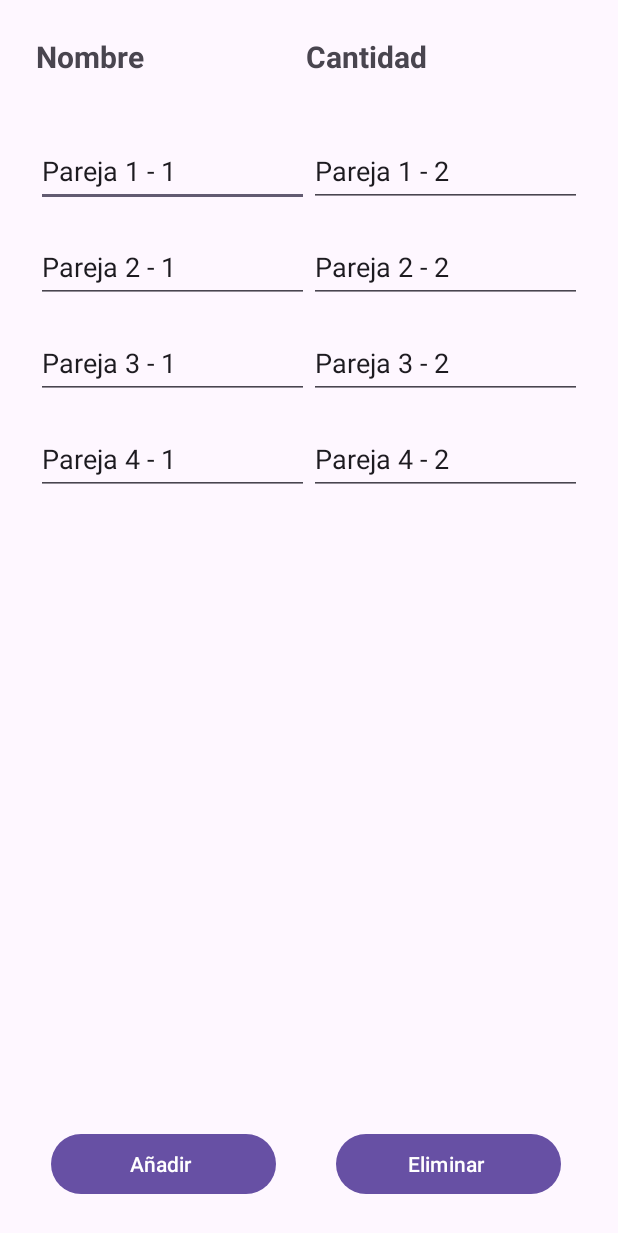
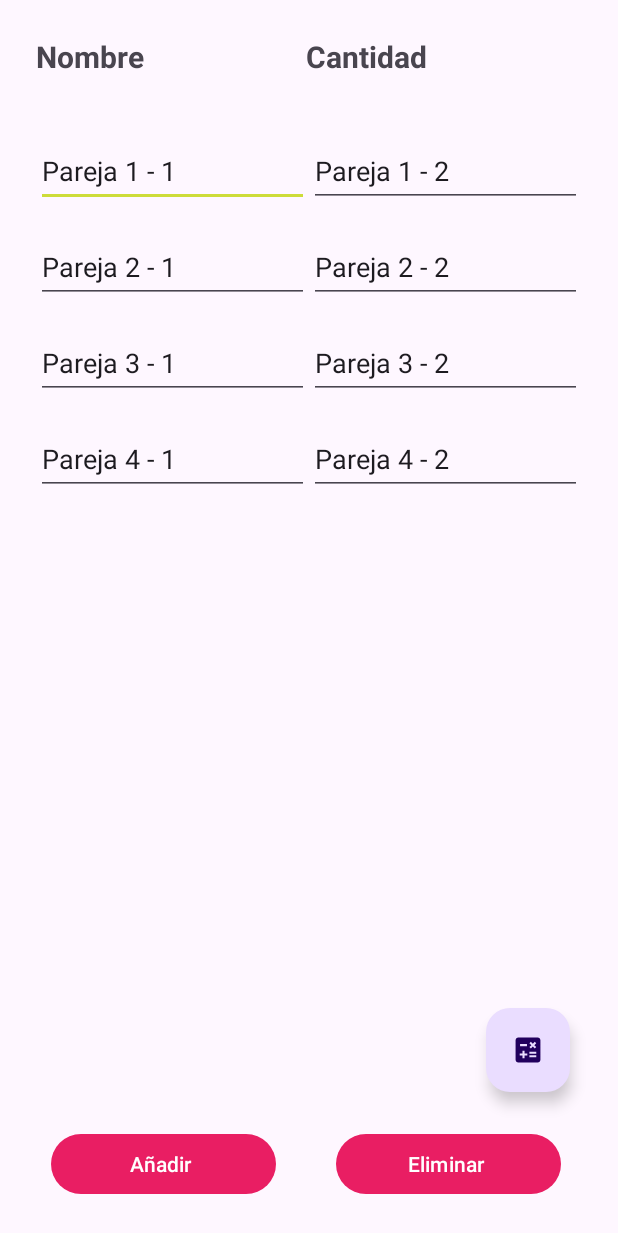
Before and after one commit to afvv2602/Segundo-Curso, an Android app: the screen it shows after launch (MainActivity), on a phone screen of 412 x 824 dp. Shown: the top 1233 px of the screen. Run offline under Robolectric (Android 15) with nearby library versions, the phone set to English and light mode, and no system bars.

Commit message:
Mostrar gastos funciona, ya esta el estilo de la app

```diff
--- a/Android-Programing1/MoneyApp/app/src/main/AndroidManifest.xml
+++ b/Android-Programing1/MoneyApp/app/src/main/AndroidManifest.xml
@@ -21,6 +21,7 @@
                 <category android:name="android.intent.category.LAUNCHER" />
             </intent-filter>
         </activity>
+        <activity android:name=".MostrarGastos" />
     </application>
 
 </manifest>
--- a/Android-Programing1/MoneyApp/app/src/main/java/com/example/moneyapp/MainActivity.java
+++ b/Android-Programing1/MoneyApp/app/src/main/java/com/example/moneyapp/MainActivity.java
@@ -7,6 +7,8 @@ import android.content.Intent;
 import android.os.Bundle;
 import android.view.View;
 import android.widget.Button;
+
+import com.google.android.material.floatingactionbutton.FloatingActionButton;
 
 public class MainActivity extends AppCompatActivity {
 
@@ -25,11 +27,11 @@ public class MainActivity extends AppCompatActivity {
 
         Button addButton = findViewById(R.id.addButton);
         Button removeButton = findViewById(R.id.removeButton);
-
+        FloatingActionButton mostrarGastosButton = findViewById(R.id.mostrar_gastos);
 
         removeButton.setOnClickListener(v -> removePair());
         addButton.setOnClickListener( v -> addPair());
-        //addButton.setOnClickListener(v -> calcularYEnviar());
+        mostrarGastosButton.setOnClickListener(v -> calcularYEnviar());
     }
 
     // Método para inicializar la lista con 4 pares automáticamente
--- a/Android-Programing1/MoneyApp/app/src/main/res/layout/activity_main.xml
+++ b/Android-Programing1/MoneyApp/app/src/main/res/layout/activity_main.xml
@@ -31,8 +31,6 @@
             android:layout_marginStart="30dp"
             android:text="Cantidad " />
 
-
-
     </LinearLayout>
 
     <androidx.recyclerview.widget.RecyclerView
@@ -43,6 +41,13 @@
         app:layoutManager="androidx.recyclerview.widget.LinearLayoutManager"
         />
 
+    <com.google.android.material.floatingactionbutton.FloatingActionButton
+        android:id="@+id/mostrar_gastos"
+        android:layout_width="wrap_content"
+        android:layout_height="wrap_content"
+        android:layout_gravity="end|bottom"
+        android:layout_margin="16dp"
+        android:src="@drawable/ic_stat_name" />
 
     <LinearLayout
         android:layout_width="match_parent"
--- a/Android-Programing1/MoneyApp/app/src/main/res/values/colors.xml
+++ b/Android-Programing1/MoneyApp/app/src/main/res/values/colors.xml
@@ -1,5 +1,11 @@
 <?xml version="1.0" encoding="utf-8"?>
 <resources>
-    <color name="black">#FF000000</color>
-    <color name="white">#FFFFFFFF</color>
+    <color name="primary">#E91E63</color>
+    <color name="primary_dark">#C2185B </color>
+    <color name="primary_light">#F8BBD0</color>
+    <color name="accent">#CDDC39</color>
+    <color name="primary_text">#212121</color>
+    <color name="secondary_text">#757575</color>
+    <color name="icons">#FFFFFF</color>
+    <color name="divider">#BDBDBD</color>
 </resources>
--- a/Android-Programing1/MoneyApp/app/src/main/res/values/themes.xml
+++ b/Android-Programing1/MoneyApp/app/src/main/res/values/themes.xml
@@ -1,9 +1,12 @@
 <resources xmlns:tools="http://schemas.android.com/tools">
     <!-- Base application theme. -->
-    <style name="Base.Theme.MoneyApp" parent="Theme.Material3.DayNight.NoActionBar">
-        <!-- Customize your light theme here. -->
-        <!-- <item name="colorPrimary">@color/my_light_primary</item> -->
+    <style name="Theme.MoneyApp" parent="Theme.Material3.DayNight.NoActionBar">
+        <item name="colorPrimary">@color/primary</item>
+        <item name="colorPrimaryVariant">@color/primary_dark</item>
+        <item name="colorOnPrimary">@color/icons</item>
+        <item name="colorSecondary">@color/accent</item>
+        <item name="colorSecondaryVariant">@color/accent</item>
+        <item name="colorOnSecondary">@color/icons</item>
+        <item name="android:statusBarColor" tools:tagetApi="1">@color/primary</item>
     </style>
-
-    <style name="Theme.MoneyApp" parent="Base.Theme.MoneyApp" />
 </resources>
```
